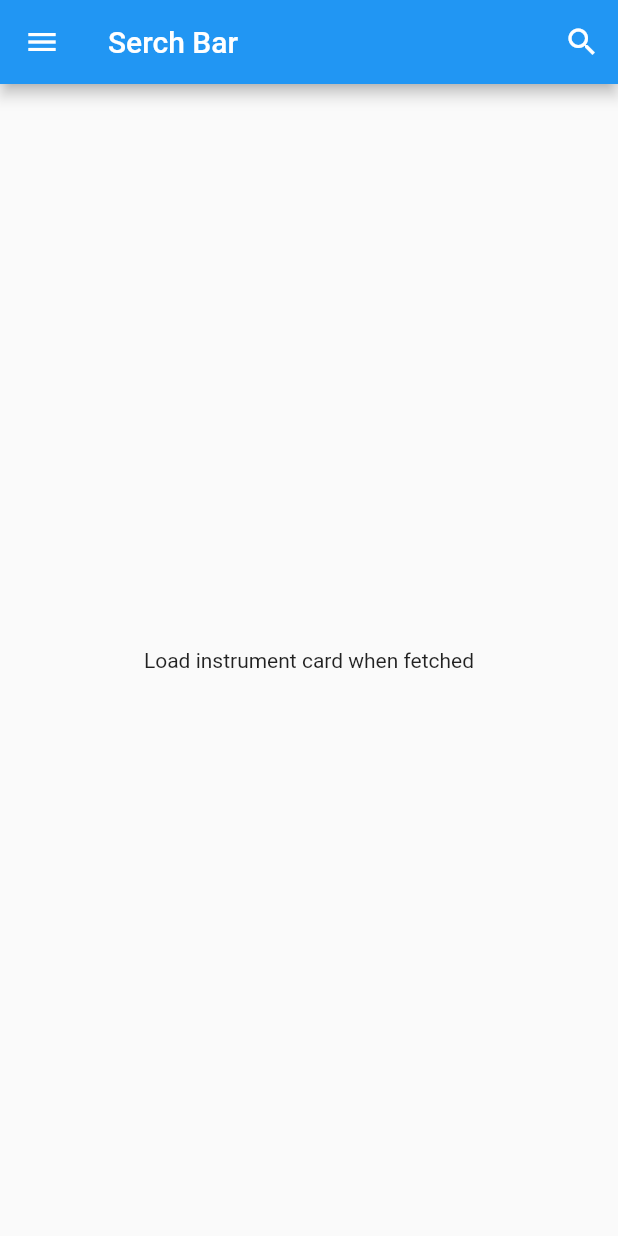
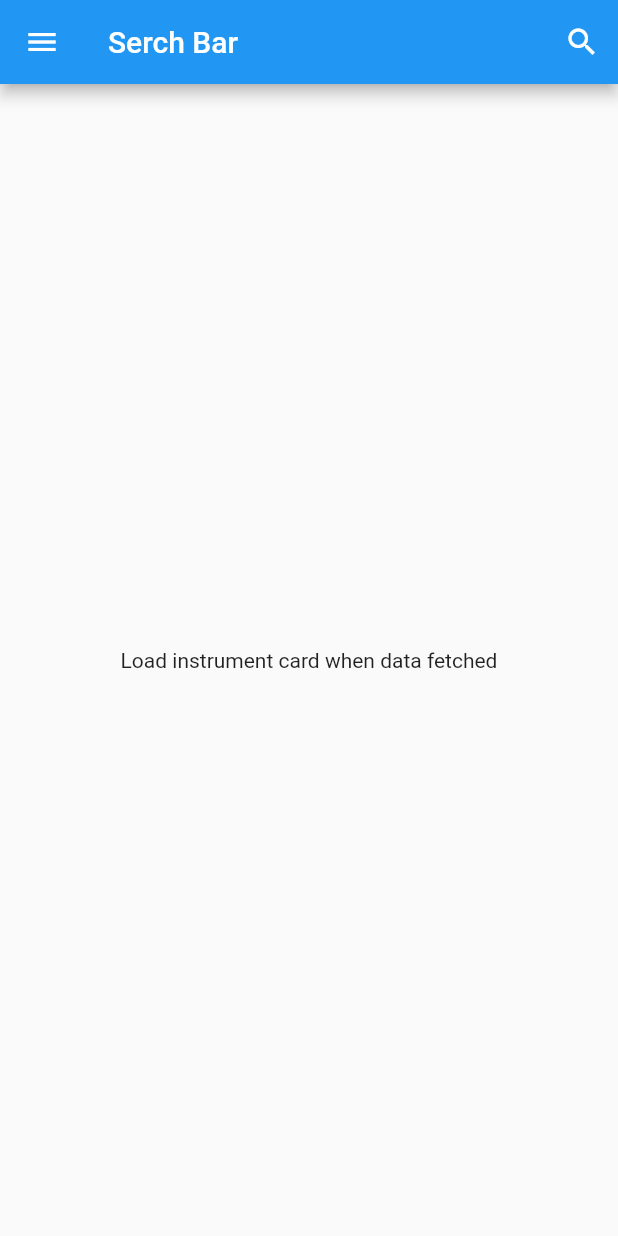
Before and after one commit to Yasas4D/Level2Project, a Flutter app: the screen it shows after launch, on a phone screen of 412 x 824 dp. Run offline on Flutter 3.47's test engine with Material 2 defaults, Android fonts, the phone set to English and light mode, and no system bars.

Commit message:
Update main.dart

```diff
--- a/lib/main.dart
+++ b/lib/main.dart
@@ -20,7 +20,7 @@ class MyApp extends StatelessWidget {
         ],
       ),
       drawer: Drawer(),
-      body: Center(child: Text("Load instrument card when fetched")),
+      body: Center(child: Text("Load instrument card when data fetched")),
     );
   }
 }
```
